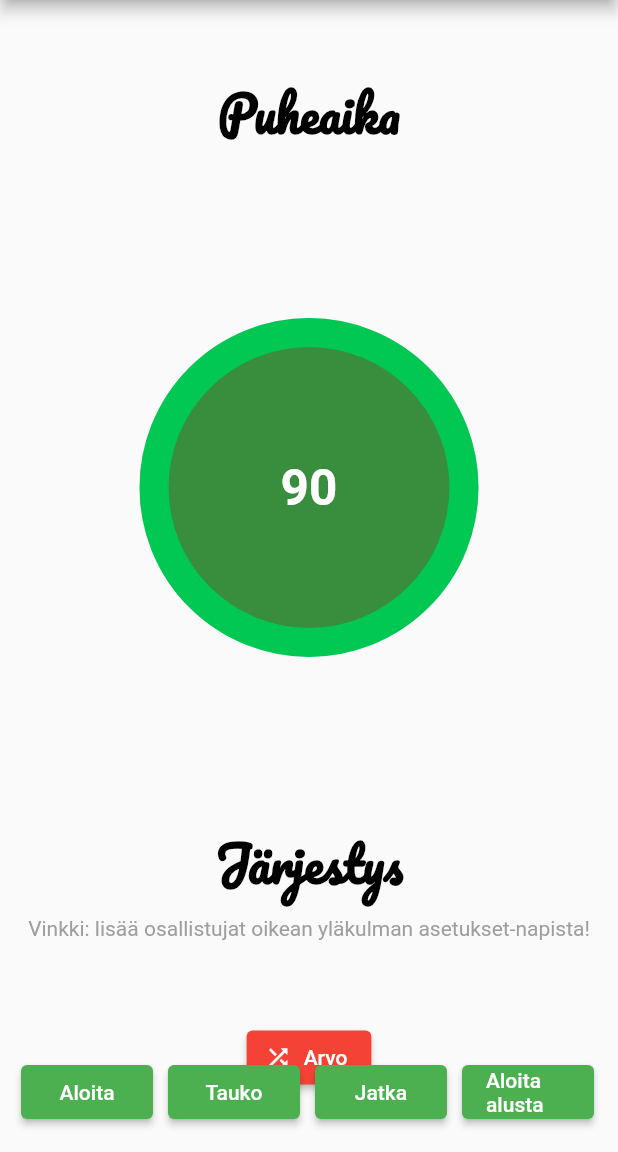
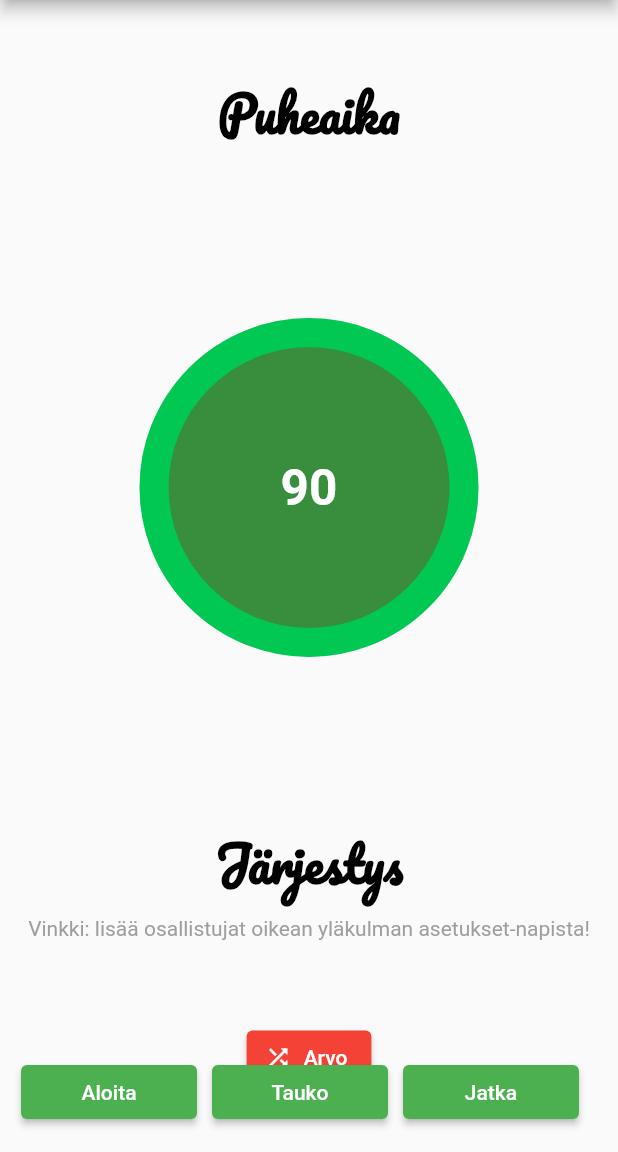
Before and after one commit to areee/flutter_participants_lottery, a Flutter app: the screen it shows after launch, on a phone screen of 412 x 824 dp, the part 84-1236 px from its top. Run offline on Flutter 3.47's test engine with Material 2 defaults, Android fonts, the light colour scheme and no system bars; drawn by our look-alikes of circular_countdown_timer; our stand-ins replace google_fonts, shared_preferences; missing offline and left inert: emoji_alert.

Commit message:
Remove unnecessary 'restart countdown' button

```diff
--- a/lib/home_page.dart
+++ b/lib/home_page.dart
@@ -275,10 +275,6 @@ class _HomePageState extends State<HomePage> {
           SizedBox(
             width: 10,
           ),
-          CountdownButton(
-            "Aloita alusta",
-            () => _countDownController.restart(duration: _duration),
-          )
         ],
       ),
     );
```
